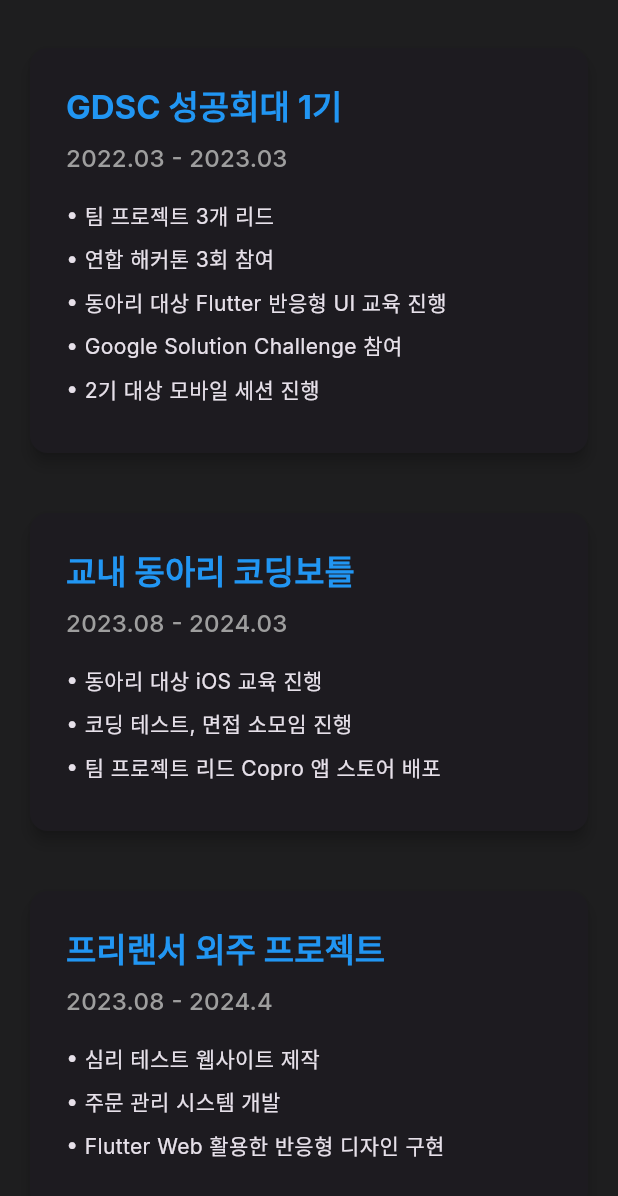
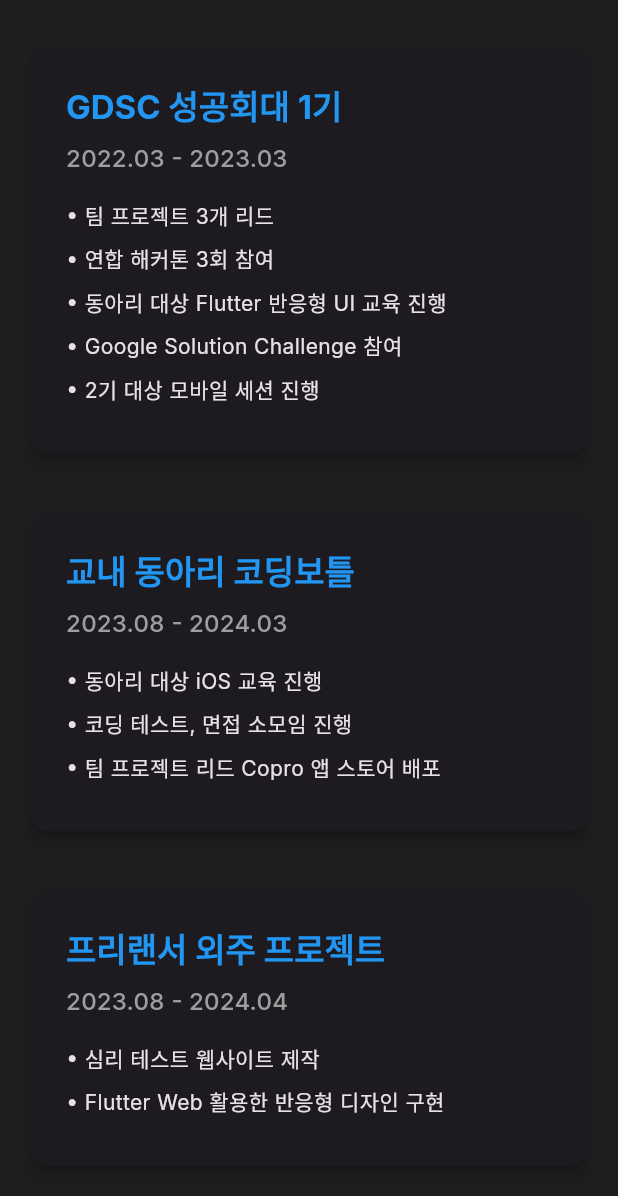
Before and after one commit to devpark435/portfolio_flutter_web, a Flutter app: the screen it shows after launch, scrolled down 1728 dp, on a phone screen of 412 x 824 dp. Shown: the top 1196 px of the screen. Run offline on Flutter 3.47's test engine with Material 3 defaults, Android fonts, the phone set to English and light mode, and no system bars; our stand-ins replace animated_text_kit, flutter_riverpod, go_router, google_fonts, shared_preferences.

Commit message:
refactor - Experience Section 데이터 업데이트

```diff
--- a/lib/data/experiences.dart
+++ b/lib/data/experiences.dart
@@ -26,10 +26,9 @@ final List<Experience> experiences = [
   const Experience(
     title: '프리랜서 외주 프로젝트',
     role: '프론트엔드 개발자',
-    period: '2023.08 - 2024.4',
+    period: '2023.08 - 2024.04',
     description: [
       '심리 테스트 웹사이트 제작',
-      '주문 관리 시스템 개발',
       'Flutter Web 활용한 반응형 디자인 구현',
     ],
   ),
@@ -44,4 +43,22 @@ final List<Experience> experiences = [
       '식목일앱 앱스토어 라이프스타일 차트 63위'
     ],
   ),
+  const Experience(
+    title: '프리랜서 외주 프로젝트',
+    role: '프론트엔드 개발자',
+    period: '2024.09 - 2024.11',
+    description: [
+      '주문 관리 시스템 개발',
+      'Flutter 활용한 iOS, AOS 어플리케이션 제작',
+    ],
+  ),
+  const Experience(
+    title: '프리랜서 외주 프로젝트',
+    role: '프론트엔드 개발자',
+    period: '2025.01 - 진행 중',
+    description: [
+      '프렌차이즈 홍보 목적 브랜딩 페이지 제작',
+      'Flutter Web 활용한 반응형 디자인 구현',
+    ],
+  ),
 ];
```
